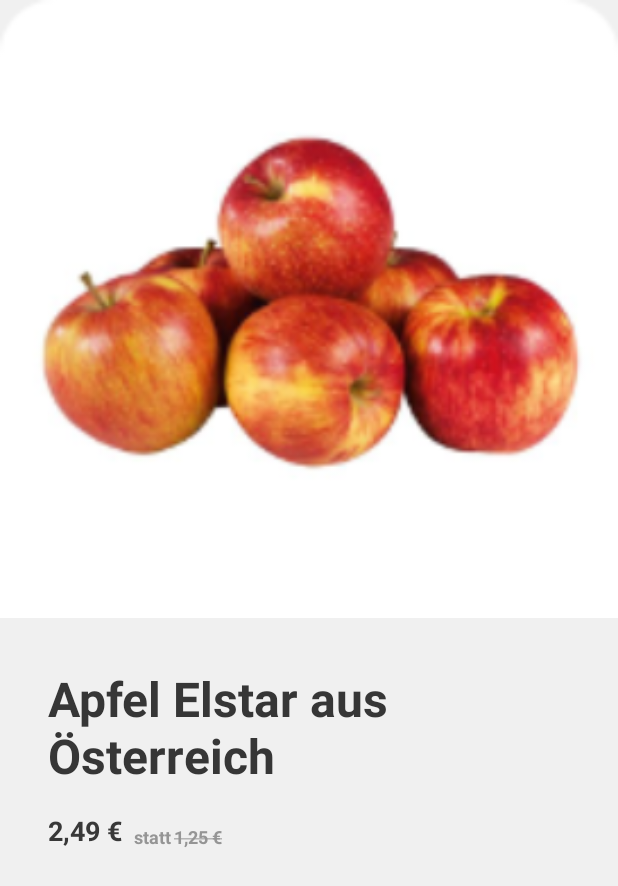
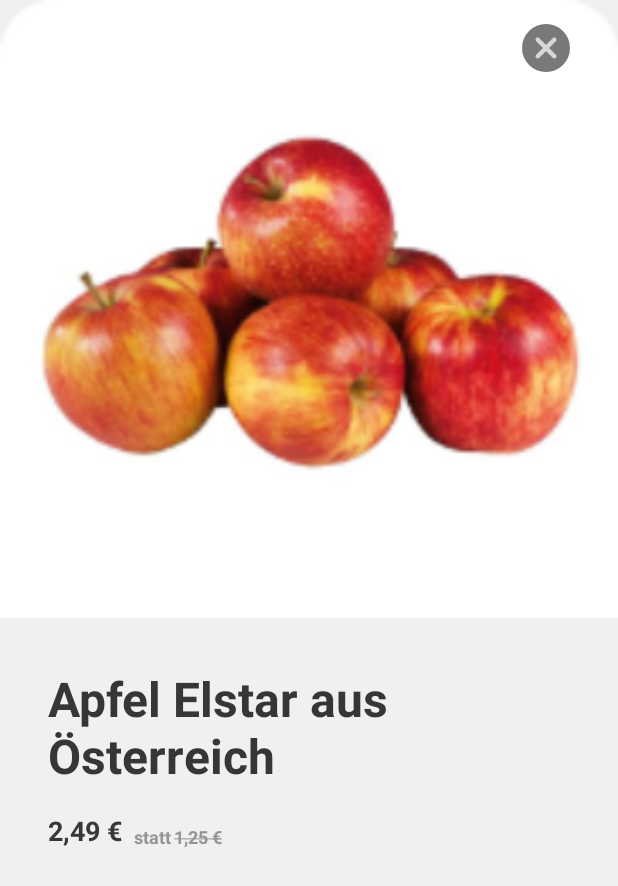
Before and after one commit to RadmanHayati/Products, an Android app: the layout fragment_detail.xml on its own in the app's theme, with its tools: preview values and no code run, on a phone screen of 412 x 824 dp. Shown: the top 886 px of the screen. Run offline under Robolectric (Android 15) with nearby library versions, the phone set to English and light mode, and no system bars; network calls fail.

Commit message:
add close button

```diff
--- a/app/src/main/java/ir/alizeyn/products/presentation/detail/DetailFragment.kt
+++ b/app/src/main/java/ir/alizeyn/products/presentation/detail/DetailFragment.kt
@@ -5,6 +5,7 @@ import android.view.LayoutInflater
 import android.view.View
 import android.view.ViewGroup
 import androidx.fragment.app.Fragment
+import androidx.navigation.fragment.findNavController
 import androidx.navigation.fragment.navArgs
 import dagger.hilt.android.AndroidEntryPoint
 import ir.alizeyn.products.core.ext.load
@@ -33,6 +34,9 @@ class DetailFragment : Fragment() {
             productTitle.text = product.title
             productDescription.text = product.description
             productPrice.text = product.price
+            close.setOnClickListener {
+                findNavController().popBackStack()
+            }
         }
         return binding.root
     }
--- /dev/null
+++ b/app/src/main/res/drawable/ic_close.xml
@@ -0,0 +1,21 @@
+<vector xmlns:android="http://schemas.android.com/apk/res/android"
+    android:width="32dp"
+    android:height="32dp"
+    android:viewportWidth="32"
+    android:viewportHeight="32">
+  <path
+      android:pathData="M16,16m-16,0a16,16 0,1 1,32 0a16,16 0,1 1,-32 0"
+      android:fillColor="#797979"/>
+  <path
+      android:pathData="M10.5,10.5L21.5,21.5"
+      android:strokeWidth="3"
+      android:fillColor="#00000000"
+      android:strokeColor="#d6d6d6"
+      android:strokeLineCap="round"/>
+  <path
+      android:pathData="M21.5,10.5L10.5,21.5"
+      android:strokeWidth="3"
+      android:fillColor="#00000000"
+      android:strokeColor="#d6d6d6"
+      android:strokeLineCap="round"/>
+</vector>
--- /dev/null
+++ b/app/src/main/res/drawable/ripple_circle.xml
@@ -0,0 +1,4 @@
+<?xml version="1.0" encoding="utf-8"?>
+<ripple xmlns:android="http://schemas.android.com/apk/res/android"
+    android:color="@color/colorPrimaryDark"
+    android:radius="@dimen/rippleRadius" />
--- a/app/src/main/res/layout-land/fragment_detail.xml
+++ b/app/src/main/res/layout-land/fragment_detail.xml
@@ -17,6 +17,20 @@
         app:layout_constraintStart_toStartOf="parent"
         app:layout_constraintTop_toTopOf="parent"
         tools:src="@drawable/tools_apfel" />
+
+    <ImageButton
+        android:id="@+id/close"
+        android:layout_width="@dimen/smallCircleButtonSize"
+        android:layout_height="@dimen/smallCircleButtonSize"
+        android:layout_marginStart="@dimen/maxMargin"
+        android:layout_marginTop="@dimen/maxMargin"
+        android:background="@null"
+        android:contentDescription="@string/close_product_details"
+        android:foreground="@drawable/ripple_circle"
+        android:src="@drawable/ic_close"
+        app:layout_constraintStart_toStartOf="parent"
+        app:layout_constraintTop_toTopOf="parent"
+        tools:ignore="UnusedAttribute" />
 
     <TextView
         android:id="@+id/productTitle"
--- a/app/src/main/res/layout/fragment_detail.xml
+++ b/app/src/main/res/layout/fragment_detail.xml
@@ -99,6 +99,19 @@
             android:orientation="vertical"
             app:layout_constraintGuide_end="@dimen/xlargeMargin" />
 
+        <ImageButton
+            android:id="@+id/close"
+            android:layout_width="@dimen/smallCircleButtonSize"
+            android:layout_height="@dimen/smallCircleButtonSize"
+            android:layout_marginTop="16dp"
+            android:background="@null"
+            android:contentDescription="@string/close_product_details"
+            android:foreground="@drawable/ripple_circle"
+            android:src="@drawable/ic_close"
+            app:layout_constraintEnd_toStartOf="@+id/endGuideline"
+            app:layout_constraintTop_toTopOf="parent"
+            tools:ignore="UnusedAttribute" />
+
     </androidx.constraintlayout.widget.ConstraintLayout>
 
 </ScrollView>
--- a/app/src/main/res/values/dimens.xml
+++ b/app/src/main/res/values/dimens.xml
@@ -22,6 +22,9 @@
     <dimen name="smallTextSize">12sp</dimen>
 
     <dimen name="productItemMinHeight">300dp</dimen>
+    <dimen name="smallCircleButtonSize">32dp</dimen>
+
+    <dimen name="rippleRadius">16dp</dimen>
 
     <integer name="productsColumn">2</integer>
 
--- a/app/src/main/res/values/strings.xml
+++ b/app/src/main/res/values/strings.xml
@@ -5,4 +5,5 @@
     <string name="strikePriceTitle">statt</string>
     <string name="strikePriceTools"><strike>1,25 €</strike></string>
     <string name="product_image">Product Image</string>
+    <string name="close_product_details">Close Product Details</string>
 </resources>
```
